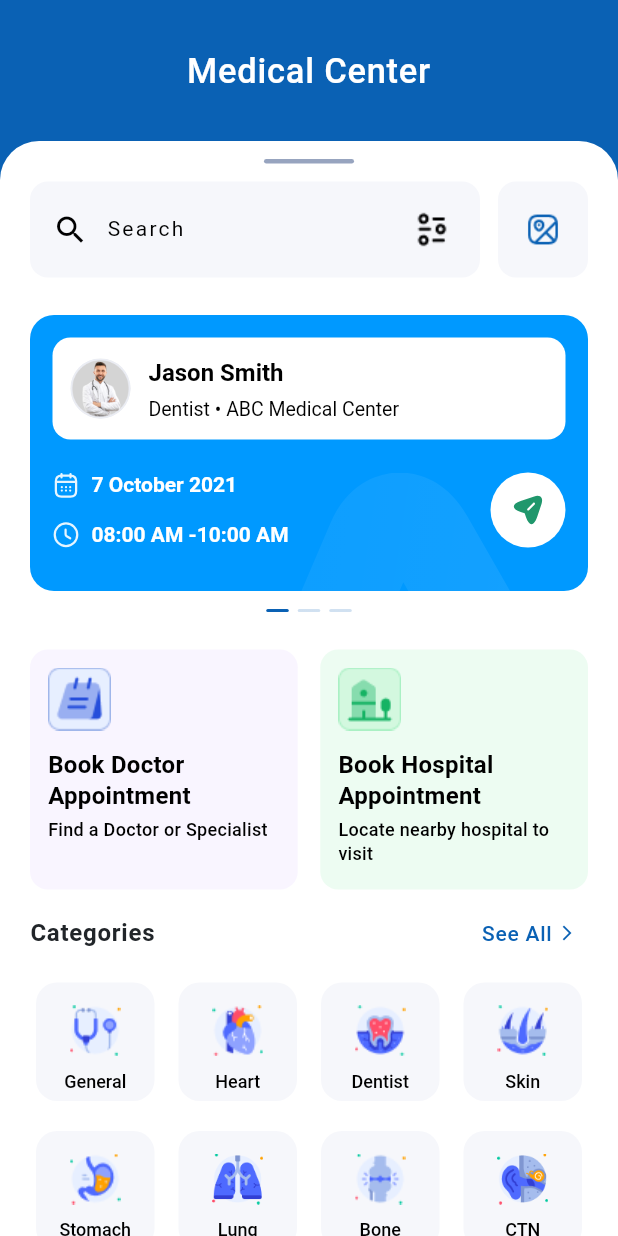
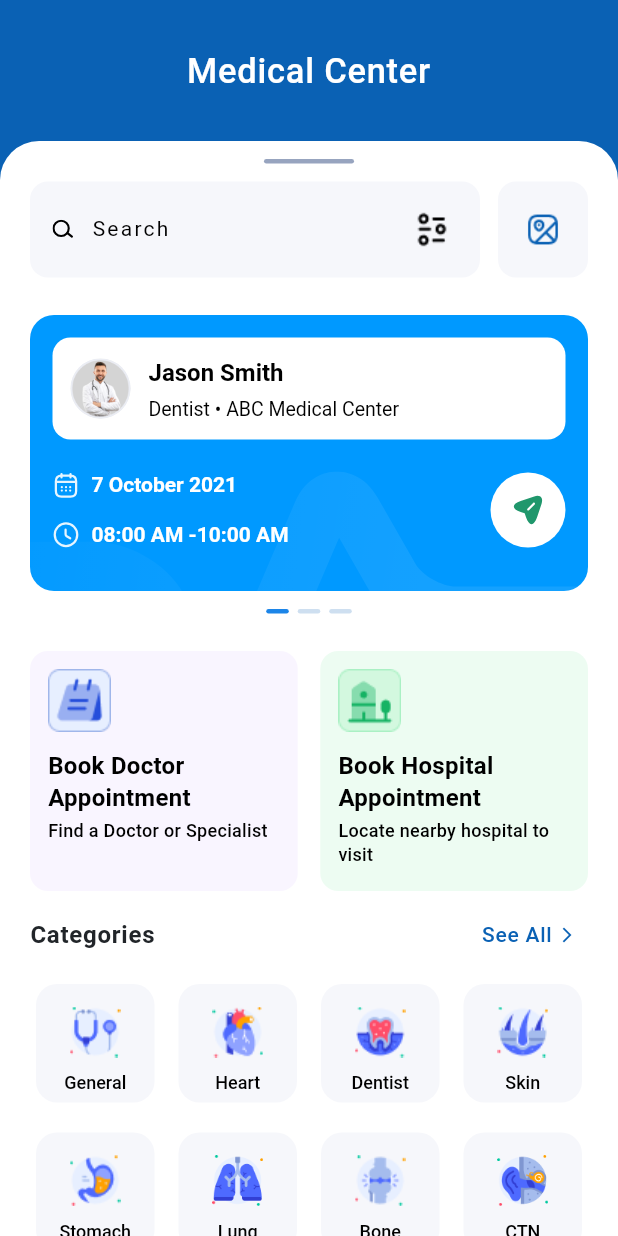
Before and after one commit to Teewhydot/paxform_project, a Flutter app: the screen it shows after launch, on a phone screen of 412 x 824 dp. Run offline on Flutter 3.47's test engine with Material 3 defaults, Android fonts, the phone set to English and light mode, and no system bars; our stand-ins replace flutter_svg; Roboto replaces fonts that are missing (Public Sans).

Commit message:
Last commit: Project UI development completed.

```diff
--- a/lib/core/constants/app_assets.dart
+++ b/lib/core/constants/app_assets.dart
@@ -13,6 +13,9 @@ class AppAssets {
 
   /// Location marker icon
   static const String locationSvg = '$_svgsPath/location.svg';
+
+  /// Search icon
+  static const String searchSvg = '$_svgsPath/search.svg';
 
   /// Send/navigation icon
   static const String sendSvg = '$_svgsPath/send.svg';
--- a/lib/core/theme/app_colors.dart
+++ b/lib/core/theme/app_colors.dart
@@ -15,6 +15,8 @@ class AppColors {
   static const Color lightBlue = Color.fromARGB(255, 90, 124, 175);
 
   static const Color cardBlue = Color(0xFF0099FF);
+
+  static const Color dotBlue = Color(0xFF1C85E8);
 
   // Background Colors
 
--- a/lib/features/medical_center/presentation/widgets/appointment_card_widget.dart
+++ b/lib/features/medical_center/presentation/widgets/appointment_card_widget.dart
@@ -34,7 +34,6 @@ class AppointmentCardWidget extends StatelessWidget {
     return Stack(
       clipBehavior: Clip.none,
       children: [
-        /// Vector SVG
         Column(
           children: [
             Container(
@@ -220,14 +219,14 @@ class AppointmentCardWidget extends StatelessWidget {
           ],
         ),
         Positioned(
-          bottom: -50,
-          left: -40,
+          bottom: -20,
+          left: -60,
           right: 0,
           child: SvgPicture.asset(
             AppAssets.vectorSvg,
-            width: double.infinity,
+            width: 409,
             height: 143,
-            fit: BoxFit.cover,
+            fit: BoxFit.contain,
           ),
         ),
       ],
@@ -237,15 +236,15 @@ class AppointmentCardWidget extends StatelessWidget {
   Widget _buildDot({required bool isActive}) {
     return Container(
       width: isActive ? 15 : 15, // Figma: Active dot is wider
-      height: 2,
+      height: 3,
       decoration: BoxDecoration(
         color: isActive
             ? AppColors
-                  .primaryBlue // Figma: White for active
+                  .dotBlue // Figma: White for active
             : AppColors.primaryBlue.withValues(
                 alpha: 0.2,
               ), // Figma: Transparent for inactive
-        borderRadius: BorderRadius.circular(3),
+        borderRadius: BorderRadius.circular(6),
       ),
     );
   }
--- a/lib/features/medical_center/presentation/widgets/doctor_card_widget.dart
+++ b/lib/features/medical_center/presentation/widgets/doctor_card_widget.dart
@@ -113,13 +113,8 @@ class DoctorCardWidget extends StatelessWidget {
                               fit: BoxFit.contain,
                             ),
 
-                            const SizedBox(width: 4),
-                            Icon(
-                              Icons.circle,
-                              size: 4,
-                              color: AppColors.textTertiary,
-                            ),
-                            const SizedBox(width: 4),
+                            const SizedBox(width: AppSpacing.sm),
+
                             Text(
                               '$reviewCount Reviews',
                               style: AppTypography.caption.copyWith(
--- a/lib/features/medical_center/presentation/widgets/medical_center_card_widget.dart
+++ b/lib/features/medical_center/presentation/widgets/medical_center_card_widget.dart
@@ -30,7 +30,9 @@ class MedicalCenterCardWidget extends StatelessWidget {
   Widget build(BuildContext context) {
     return Container(
       width: 180,
-      margin: const EdgeInsets.all(AppSpacing.xs), // Space around card for visibility
+      margin: const EdgeInsets.all(
+        AppSpacing.xs,
+      ), // Space around card for visibility
       padding: const EdgeInsets.all(AppSpacing.md),
       decoration: BoxDecoration(
         color: AppColors.backgroundWhite,
@@ -134,7 +136,7 @@ class MedicalCenterCardWidget extends StatelessWidget {
                     style: AppTypography.caption.copyWith(
                       fontSize: 12, // Figma: 12px
                       fontWeight: FontWeight.w400,
-                      color: AppColors.textSecondary,
+                      color: AppColors.black,
                     ),
                   ),
 
--- a/lib/features/medical_center/presentation/widgets/search_bar_widget.dart
+++ b/lib/features/medical_center/presentation/widgets/search_bar_widget.dart
@@ -1,4 +1,5 @@
 import 'package:flutter/material.dart';
+import 'package:flutter_svg/svg.dart';
 import '../../../../core/constants/app_assets.dart';
 import '../../../../core/theme/app_colors.dart';
 import '../../../../core/theme/app_spacing.dart';
@@ -53,10 +54,11 @@ class SearchBarWidget extends StatelessWidget {
                     left: AppSpacing.lg, // Figma: 16px left padding
                     right: AppSpacing.md, // Figma: 12px right padding
                   ),
-                  child: Icon(
-                    Icons.search,
-                    size: AppSpacing.iconMedium, // Figma: 24px icon
-                    color: AppColors.black, // Figma: Gray icon
+                  child: SvgPicture.asset(
+                    AppAssets.searchSvg,
+                    width: 14, // Figma: 24px icon
+                    height: 14,
+                    fit: BoxFit.contain,
                   ),
                 ),
 
```
Also changed, not shown: assets/search.svg (added).
